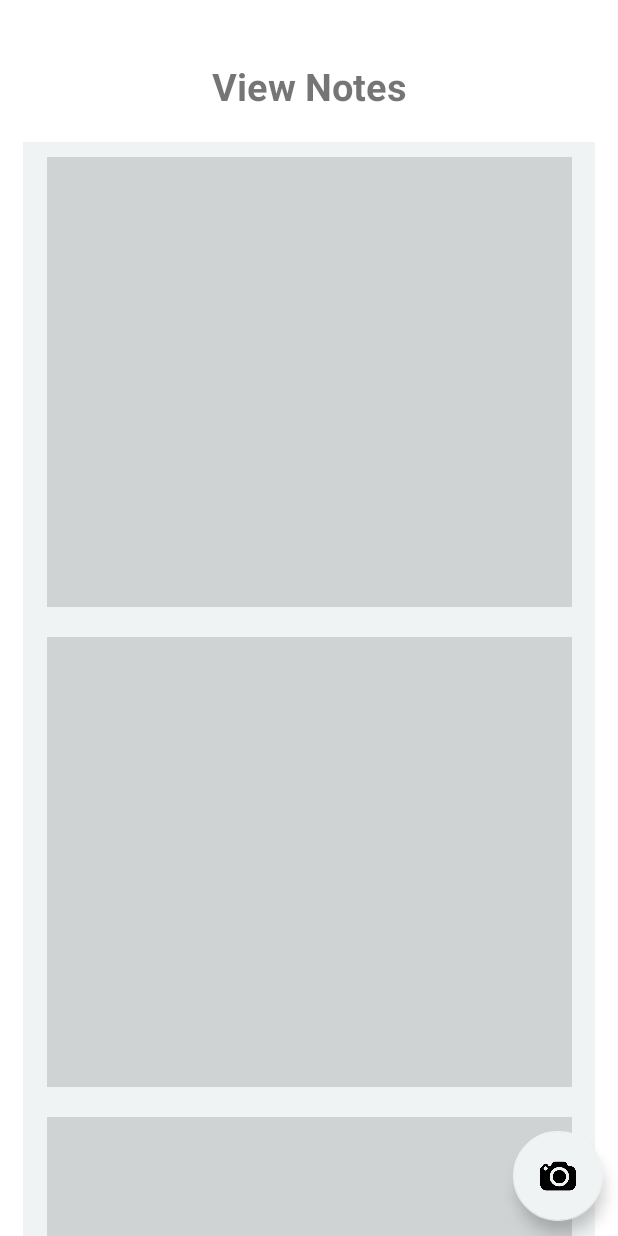
After one commit to jennatripoli/StudyBuddy, an Android app: the layout activity_notes.xml on its own in the app's theme, with its tools: preview values and no code run, on a phone screen of 412 x 824 dp. The commit adds this screen. Run offline under Robolectric (Android 15) with nearby library versions, the phone set to English and light mode, and no system bars.

Commit message:
created note viewing activity and created associated xml files

```diff
--- a/app/src/main/AndroidManifest.xml
+++ b/app/src/main/AndroidManifest.xml
@@ -14,6 +14,9 @@
         android:supportsRtl="true"
         android:theme="@style/Theme.StudyBuddy"
         tools:targetApi="31">
+        <activity
+            android:name=".NotesActivity"
+            android:exported="false" />
         <activity
             android:name=".FlashcardActivity"
             android:exported="false" />
--- /dev/null
+++ b/app/src/main/java/com/example/studybuddy/NotesActivity.kt
@@ -0,0 +1,11 @@
+package com.example.studybuddy
+
+import androidx.appcompat.app.AppCompatActivity
+import android.os.Bundle
+
+class NotesActivity : AppCompatActivity() {
+    override fun onCreate(savedInstanceState: Bundle?) {
+        super.onCreate(savedInstanceState)
+        setContentView(R.layout.activity_notes)
+    }
+}
--- /dev/null
+++ b/app/src/main/res/layout/activity_notes.xml
@@ -0,0 +1,53 @@
+<?xml version="1.0" encoding="utf-8"?>
+<androidx.constraintlayout.widget.ConstraintLayout xmlns:android="http://schemas.android.com/apk/res/android"
+    xmlns:app="http://schemas.android.com/apk/res-auto"
+    xmlns:tools="http://schemas.android.com/tools"
+    android:layout_width="match_parent"
+    android:layout_height="match_parent"
+    tools:context=".NotesActivity">
+
+    <TextView
+        android:id = "@+id/note_title"
+        android:text="@string/note_title"
+
+        android:textSize="25sp"
+        android:textStyle="bold"
+
+        android:layout_width="wrap_content"
+        android:layout_height="wrap_content"
+
+        android:layout_marginTop="40dp"
+        app:layout_constraintEnd_toEndOf="parent"
+        app:layout_constraintStart_toStartOf="parent"
+        app:layout_constraintTop_toTopOf="parent" />
+
+    <androidx.recyclerview.widget.RecyclerView
+        android:id="@+id/note_list"
+        tools:listitem="@layout/item_notes"
+        android:background="@color/grey_light"
+
+        android:layout_width="match_parent"
+        android:layout_height="wrap_content"
+
+        android:layout_marginTop="20dp"
+        android:layout_marginLeft="15dp"
+        android:layout_marginRight="15dp"
+        app:layout_constraintTop_toBottomOf="@id/note_title"
+        app:layout_constraintStart_toStartOf="parent"
+        app:layout_constraintEnd_toEndOf="parent" />
+
+
+    <com.google.android.material.floatingactionbutton.FloatingActionButton
+        android:id = "@+id/float_btn"
+        app:layout_constraintBottom_toBottomOf="parent"
+        app:layout_constraintRight_toRightOf="parent"
+        app:backgroundTint="@color/grey_light"
+        android:layout_width="60dp"
+        android:layout_height="60dp"
+        app:fabCustomSize="60dp"
+        android:layout_marginEnd="10dp"
+        android:layout_marginBottom="10dp"
+        android:src="@drawable/camera_icon"
+        >
+    </com.google.android.material.floatingactionbutton.FloatingActionButton>
+</androidx.constraintlayout.widget.ConstraintLayout>
--- /dev/null
+++ b/app/src/main/res/layout/item_notes.xml
@@ -0,0 +1,30 @@
+<?xml version="1.0" encoding="utf-8"?>
+<androidx.constraintlayout.widget.ConstraintLayout xmlns:android="http://schemas.android.com/apk/res/android"
+    xmlns:app="http://schemas.android.com/apk/res-auto"
+    xmlns:tools="http://schemas.android.com/tools"
+    android:layout_width="match_parent"
+    android:layout_height="wrap_content"
+    android:layout_margin="10dp" >
+
+    <com.google.android.material.card.MaterialCardView
+        android:id="@+id/item_notes"
+
+        android:layout_width="match_parent"
+        android:layout_height="wrap_content"
+
+        app:layout_constraintTop_toTopOf="parent"
+        app:layout_constraintStart_toStartOf="parent"
+        app:layout_constraintEnd_toEndOf="parent" />
+
+    <ImageView
+        android:id = "@+id/note_item_view"
+        android:layout_width="350dp"
+        android:layout_height="300dp"
+        android:background="@color/grey"
+        app:layout_constraintEnd_toEndOf="parent"
+        app:layout_constraintStart_toStartOf="parent"
+        app:layout_constraintTop_toTopOf="parent"
+        >
+    </ImageView>
+
+    </androidx.constraintlayout.widget.ConstraintLayout>
--- a/app/src/main/res/values/strings.xml
+++ b/app/src/main/res/values/strings.xml
@@ -40,4 +40,7 @@
     <string name="card_flip">Flip</string>
     <string name="card_front">Card Front</string>
     <string name="card_back">Card Back</string>
+
+    <string name="note_title">View Notes</string>
+
 </resources>
--- a/build.gradle
+++ b/build.gradle
@@ -2,7 +2,7 @@
 plugins {
     id 'com.android.application' version '7.2.2' apply false
     id 'com.android.library' version '7.2.2' apply false
-    id 'org.jetbrains.kotlin.android' version '1.6.10' apply false
+    id 'org.jetbrains.kotlin.android' version '1.7.10' apply false
 }
 
 task clean(type: Delete) {
```
Also changed, not shown: app/src/main/res/drawable-v24/camera_icon.png (added).
